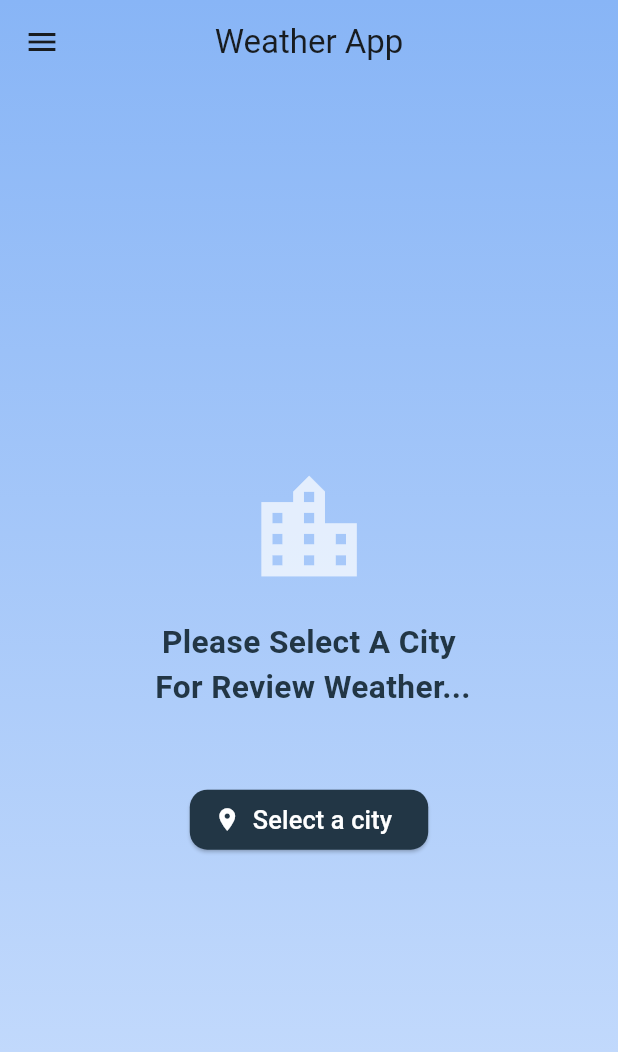
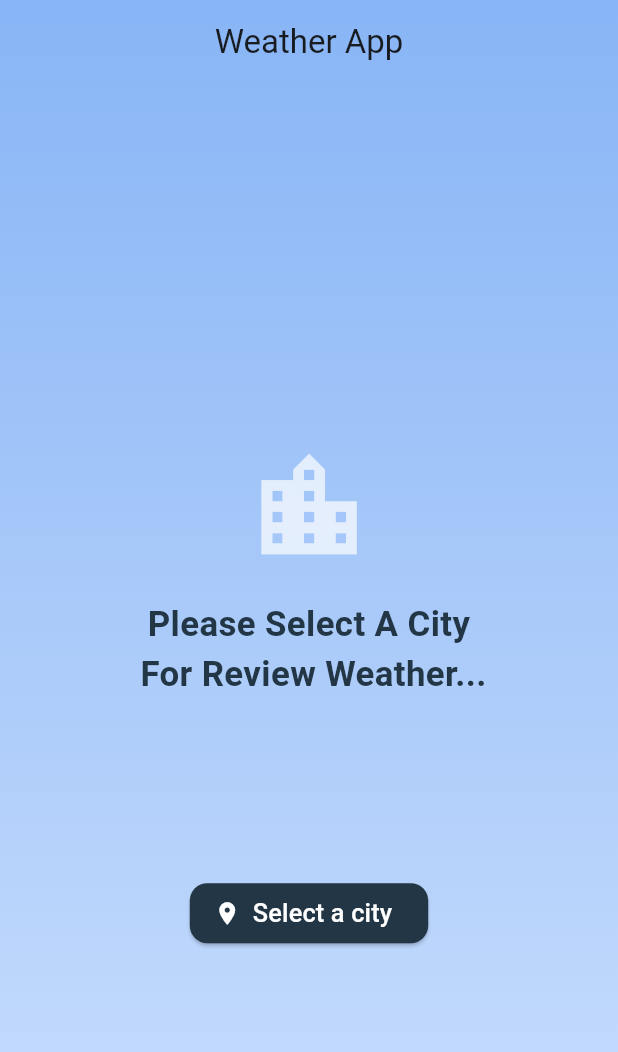
Before and after one commit to Amr-Amer/weather, a Flutter app: the screen it shows after launch, on a phone screen of 412 x 824 dp. Shown: the top 1052 px of the screen. Run offline on Flutter 3.47's test engine with Material 3 defaults, Android fonts, the phone set to English and light mode, and no system bars; drawn by our look-alikes of animated_text_kit; our stand-ins replace bloc, country_picker, dio, flutter_bloc, flutter_screenutil, get_it and 2 more; Roboto replaces fonts that are missing (Cairo).

Commit message:
- update home ui - add animation

```diff
--- a/lib/core/constants/app_colors.dart
+++ b/lib/core/constants/app_colors.dart
@@ -11,6 +11,7 @@ abstract class AppColors {
   static const Color dimGray = Color(0xFFA0AEC0);
   static const Color gray1 = Color(0xFFF8F9FA);
   static const Color red = Color(0xFFE62222);
+  static const Color purple = Color(0xFFEA3799);
 
 
   static const List<Color> skyColors = [
--- a/lib/core/constants/app_text_styles.dart
+++ b/lib/core/constants/app_text_styles.dart
@@ -37,6 +37,12 @@ class AppTextStyles {
     color: AppColors.blueDarkColor,
   );
 
+  static final style22BlueDarkW700 = TextStyle(
+    fontSize: 22.sp,
+    fontWeight: FontWeight.w700,
+    color: AppColors.blueDarkColor,
+  );
+
   static final style20WhiteW500 = TextStyle(
     fontSize: 20.sp,
     fontWeight: FontWeight.w500,
@@ -49,6 +55,13 @@ class AppTextStyles {
     color: AppColors.whiteColor,
   );
 
+  static final style25BlueDarkW700 = TextStyle(
+    fontSize: 25.sp,
+    fontWeight: FontWeight.w700,
+    color: AppColors.blueDarkColor,
+  );
+
+
   static final style50WhiteW700 = TextStyle(
     fontSize: 50.sp,
     fontWeight: FontWeight.w700,
--- a/lib/screens/home/presentation/screens/home_body.dart
+++ b/lib/screens/home/presentation/screens/home_body.dart
@@ -1,3 +1,4 @@
+import 'package:animated_text_kit/animated_text_kit.dart';
 import 'package:flutter/material.dart';
 import 'package:flutter_bloc/flutter_bloc.dart';
 import 'package:flutter_screenutil/flutter_screenutil.dart';
@@ -108,11 +109,16 @@ class HomeBody extends StatelessWidget {
                         ),
                         SizedBox(height: 5.h),
 
-                        Center(
-                          child: Text(
-                            state.selectedCountry ?? AppStrings.selectACity,
-                            style: AppTextStyles.style22WhiteW500,
-                          ),
+                        AnimatedTextKit(
+                          animatedTexts: [
+                            TyperAnimatedText(
+                              speed: const Duration(milliseconds: 100),
+                              state.selectedCountry ?? AppStrings.selectACity,
+                              textAlign: TextAlign.center,
+                              textStyle: AppTextStyles.style25BlueDarkW700,
+                            ),
+                          ],
+                          totalRepeatCount: 1,
                         ),
 
                         SizedBox(height: 15.h),
--- a/lib/screens/home/presentation/screens/home_screen.dart
+++ b/lib/screens/home/presentation/screens/home_screen.dart
@@ -3,6 +3,7 @@ import 'package:flutter_bloc/flutter_bloc.dart';
 import 'package:weather/core/constants/app_strings.dart';
 import 'package:weather/core/di/injection_container.dart';
 import 'package:weather/screens/home/presentation/manager/home_cubit.dart';
+import 'package:weather/screens/home/presentation/manager/home_state.dart';
 import 'package:weather/screens/home/presentation/screens/home_body.dart';
 import 'package:weather/screens/home/presentation/widgets/side_menu.dart';
 
@@ -13,18 +14,25 @@ class HomeScreen extends StatelessWidget {
   Widget build(BuildContext context) {
     return BlocProvider(
       create: (_) => sl<HomeCubit>(),
-      child: Scaffold(
+      child: BlocBuilder<HomeCubit, HomeState>(
+        builder: (context, state) {
+
+          return Scaffold(
             extendBodyBehindAppBar: true,
             appBar: AppBar(
               centerTitle: true,
-          title: Text(AppStrings.appName,),
+              title: Text(AppStrings.appName),
               backgroundColor: Colors.transparent,
               elevation: 0,
             ),
-        drawer: Drawer(
-          child: SideMenu(),
-        ),
-        body: HomeBody()
+
+            drawer: state.currentWeather != null
+                ? const Drawer(child: SideMenu())
+                : null,
+
+            body: const HomeBody(),
+          );
+        },
       ),
     );
   }
--- a/lib/screens/home/presentation/widgets/un_select_city_widget.dart
+++ b/lib/screens/home/presentation/widgets/un_select_city_widget.dart
@@ -6,9 +6,54 @@ import 'package:weather/core/constants/app_strings.dart';
 import 'package:weather/core/constants/app_text_styles.dart';
 import 'package:weather/screens/home/presentation/manager/home_cubit.dart';
 import 'package:weather/screens/home/presentation/widgets/select_country_widget.dart';
+import 'package:animated_text_kit/animated_text_kit.dart';
 
-class UnSelectCityWidget extends StatelessWidget {
+class UnSelectCityWidget extends StatefulWidget {
   const UnSelectCityWidget({super.key});
+
+  @override
+  State<UnSelectCityWidget> createState() => _UnSelectCityWidgetState();
+}
+
+class _UnSelectCityWidgetState extends State<UnSelectCityWidget>
+    with SingleTickerProviderStateMixin {
+  late AnimationController _controller;
+  late Animation<Offset> _slideAnimation;
+  late Animation<double> _fadeAnimation;
+  bool showButton = false;
+
+  @override
+  void initState() {
+    super.initState();
+
+    _controller = AnimationController(
+      vsync: this,
+      duration: const Duration(milliseconds: 700),
+    );
+
+    _slideAnimation =
+        Tween<Offset>(begin: const Offset(0, 1), end: Offset.zero).animate(
+          CurvedAnimation(parent: _controller, curve: Curves.easeOutBack),
+        );
+
+    _fadeAnimation = CurvedAnimation(
+      parent: _controller,
+      curve: Curves.easeIn,
+    );
+  }
+
+  @override
+  void dispose() {
+    _controller.dispose();
+    super.dispose();
+  }
+
+  void _onTextFinished() {
+    setState(() {
+      showButton = true;
+    });
+    _controller.forward();
+  }
 
   @override
   Widget build(BuildContext context) {
@@ -16,25 +61,57 @@ class UnSelectCityWidget extends StatelessWidget {
       child: Padding(
         padding: EdgeInsets.symmetric(horizontal: 20.w),
         child: Column(
-            mainAxisAlignment: MainAxisAlignment.center,
           children: [
+            const Spacer(flex: 2),
+
             Icon(
               Icons.location_city_outlined,
               size: 80.sp,
               color: AppColors.whiteColor.withValues(alpha: 0.7),
             ),
             SizedBox(height: 20.h),
-              Text(
+
+            AnimatedTextKit(
+              animatedTexts: [
+                TyperAnimatedText(
                   AppStrings.pleaseSelectACityForReviewWeather,
                   textAlign: TextAlign.center,
-                style: AppTextStyles.style20BlueDarkW700,
+                  textStyle: AppTextStyles.style22BlueDarkW700,
                 ),
-              SizedBox(height: 50.h),
-              Builder(
+              ],
+              totalRepeatCount: 1,
+              onFinished: _onTextFinished,
+            ),
+
+            const Spacer(flex: 1),
+
+
+            Expanded(
+              flex: 2,
+              child: Align(
+                alignment: Alignment.topCenter,
+                child: AnimatedBuilder(
+                  animation: _controller,
+                  builder: (context, child) {
+                    return FadeTransition(
+                      opacity: _fadeAnimation,
+                      child: SlideTransition(
+                        position: _slideAnimation,
+                        child: child,
+                      ),
+                    );
+                  },
+                  child: Builder(
                     builder: (context) {
                       final cubit = context.read<HomeCubit>();
-                  return SelectCountryWidget(cubit: cubit,title: AppStrings.selectACity,);
+                      return SelectCountryWidget(
+                        cubit: cubit,
+                        title: AppStrings.selectACity,
+                      );
                     },
+                  ),
+                ),
+              ),
             ),
           ],
         ),
--- a/pubspec.yaml
+++ b/pubspec.yaml
@@ -45,6 +45,8 @@ dependencies:
   dio: ^5.8.0+1
   path_provider: ^2.1.5
   country_picker: ^2.0.27
+  animated_text_kit: ^4.2.3
+  loading_animation_widget: ^1.3.0
 
 
 dev_dependencies:
```
Also changed, not shown: lib/screens/home/presentation/widgets/side_menu.dart (+28 -20 lines), lib/widgets/loading_widget.dart (+5 -2 lines), pubspec.lock. Lines whose indentation alone changed are shown as unchanged.
